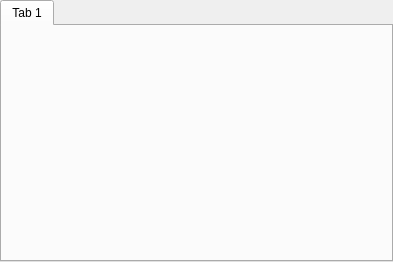
This is src/plugins/messagewidgets/tabwindow.ui in silvansky/Contacts as Qt 5 draws it before an edit. The edited form follows.
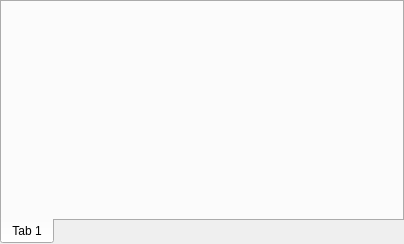
This is the edited form. Custom widgets are drawn as their Qt base class.

The edit to the form file:
```diff
--- a/src/plugins/messagewidgets/tabwindow.ui
+++ b/src/plugins/messagewidgets/tabwindow.ui
@@ -6,8 +6,8 @@
    <rect>
     <x>0</x>
     <y>0</y>
-    <width>393</width>
-    <height>262</height>
+    <width>404</width>
+    <height>244</height>
    </rect>
   </property>
   <widget class="QWidget" name="centralWidget">
@@ -17,6 +17,9 @@
     </property>
     <item>
      <widget class="TabWidget" name="twtTabs">
+      <property name="tabPosition">
+       <enum>QTabWidget::South</enum>
+      </property>
       <widget class="QWidget" name="tab">
        <attribute name="title">
         <string>Tab 1</string>
```
